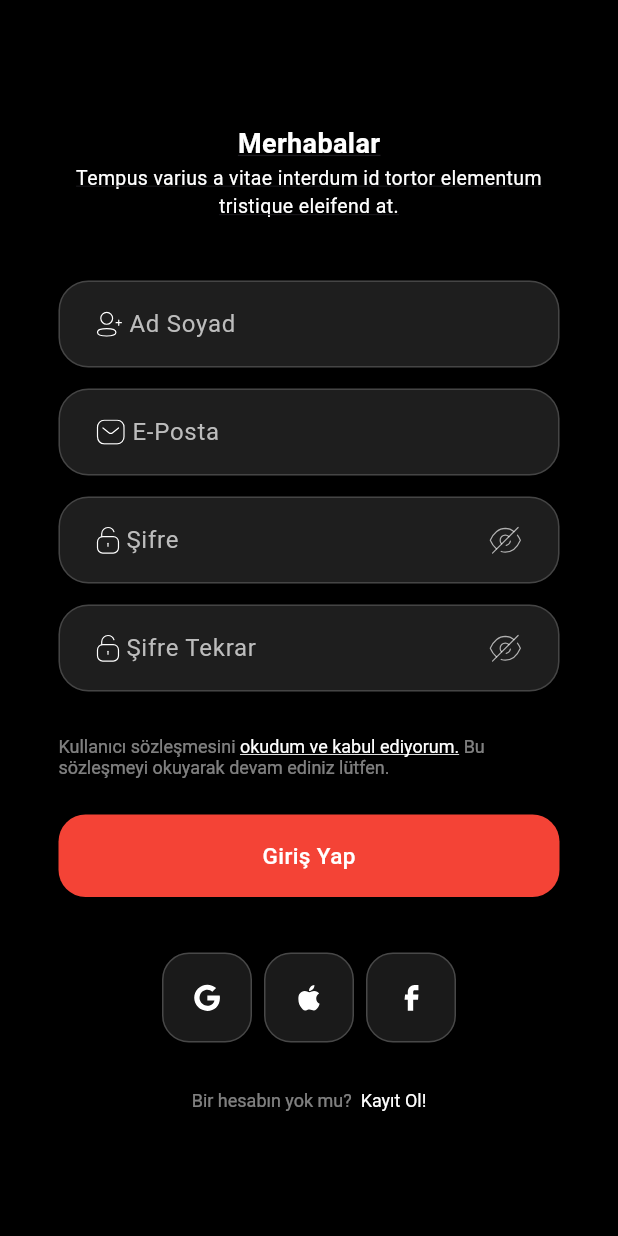
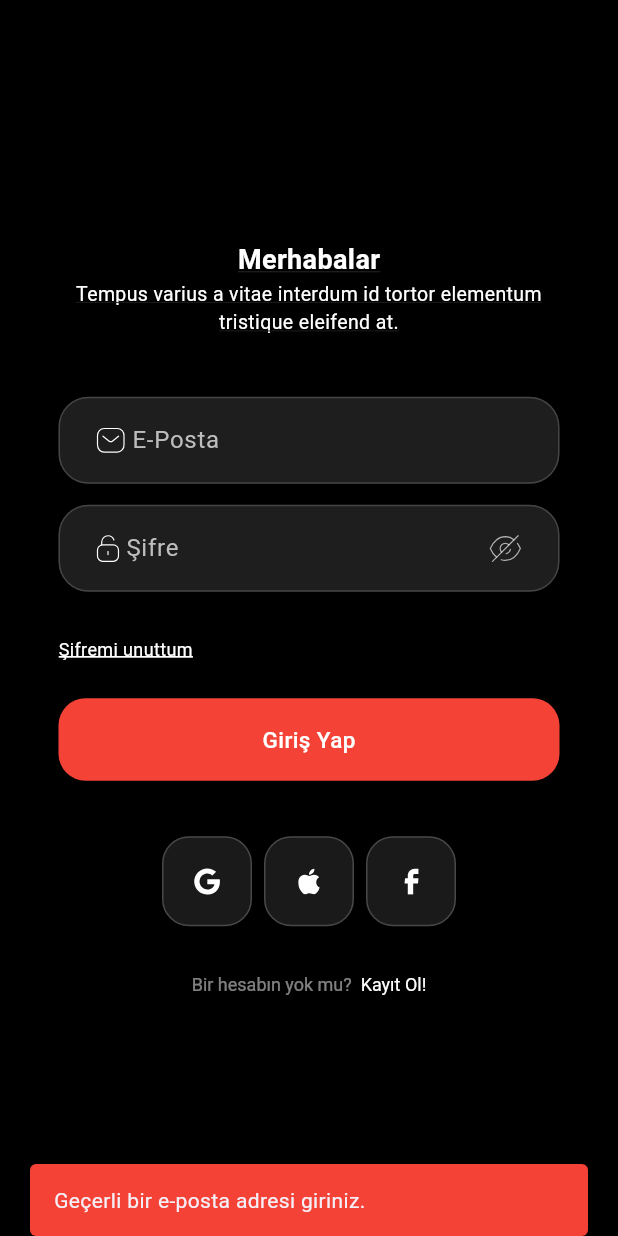
Before and after one commit to emrebingor/NodeLabsMovieApp, a Flutter app: the screen it shows after launch, after a tap on "Giriş Yap", on a phone screen of 412 x 824 dp. Run offline on Flutter 3.47's test engine with Material 3 defaults, Android fonts, the phone set to English and light mode, and no system bars; our stand-ins replace dio, equatable, flutter_bloc, flutter_svg, go_router.

Commit message:
Bloc system integration, model addition, login screen logic and login register integration

```diff
--- /dev/null
+++ b/lib/core/base/bloc/base_bloc.dart
@@ -0,0 +1,16 @@
+import 'package:node_labs_movie_app/core/base/bloc/base_bloc_state.dart';
+import 'package:flutter_bloc/flutter_bloc.dart';
+
+abstract class BaseBloc<T, R extends BaseBlocState> extends Bloc<T, R> {
+  BaseBloc(super.initialState);
+
+  @override
+  void emit(R state) {
+    if (isClosed) return;
+    super.emit(state);
+  }
+
+  void errorEmit(String? errorMessage) {
+    emit(state.copyWith(hasError: true, errorMessage: errorMessage) as R);
+  }
+}
--- /dev/null
+++ b/lib/core/base/bloc/base_bloc_state.dart
@@ -0,0 +1,28 @@
+import 'package:equatable/equatable.dart';
+
+abstract class BaseBlocState extends Equatable {
+  const BaseBlocState({
+    this.isLoading = false,
+    this.hasError = false,
+    this.errorMessage = '',
+  });
+
+  final bool isLoading;
+  final bool hasError;
+  final String errorMessage;
+
+  bool get hasErrorAndMessage => hasError && errorMessage.isNotEmpty;
+
+  @override
+  List<Object?> get props => <Object?>[
+    isLoading,
+    hasError,
+    errorMessage,
+  ];
+
+  BaseBlocState copyWith({
+    bool? isLoading,
+    bool? hasError,
+    String? errorMessage,
+  });
+}
--- /dev/null
+++ b/lib/core/base/state/base_view_state.dart
@@ -0,0 +1,4 @@
+import 'package:flutter/material.dart';
+
+abstract class BaseViewState<T extends StatefulWidget> extends State<T> {
+}
--- /dev/null
+++ b/lib/core/base/view/base_view.dart
@@ -0,0 +1,35 @@
+import 'package:node_labs_movie_app/core/base/bloc/base_bloc.dart';
+import 'package:node_labs_movie_app/core/base/bloc/base_bloc_state.dart';
+import 'package:flutter/material.dart';
+import 'package:flutter_bloc/flutter_bloc.dart';
+
+final class BaseView<T extends BaseBloc<BlocEvent, BlocState>, BlocEvent extends Object,
+BlocState extends BaseBlocState> extends StatefulWidget {
+  const BaseView({
+    super.key,
+    required this.blocModel,
+    required this.child,
+    this.initEvent,
+  });
+
+  final T blocModel;
+  final Widget child;
+  final BlocEvent? initEvent;
+
+  @override
+  State<BaseView<T, BlocEvent, BlocState>> createState() => _BaseViewState<T, BlocEvent, BlocState>();
+}
+
+class _BaseViewState<T extends BaseBloc<BlocEvent, BlocState>, BlocEvent extends Object,
+BlocState extends BaseBlocState> extends State<BaseView<T, BlocEvent, BlocState>> {
+  @override
+  Widget build(BuildContext context) {
+    return BlocProvider<T>(
+      create: (BuildContext context) {
+        if (widget.initEvent == null) return widget.blocModel;
+        return widget.blocModel..add(widget.initEvent!);
+      },
+      child: widget.child,
+    );
+  }
+}
--- a/lib/core/navigation/app_router.dart
+++ b/lib/core/navigation/app_router.dart
@@ -1,4 +1,5 @@
 import 'package:node_labs_movie_app/screen/login/login_screen.dart';
+import 'package:node_labs_movie_app/screen/tab/tab_screen.dart';
 import 'package:flutter/material.dart';
 import 'package:go_router/go_router.dart';
 import 'route_paths.dart';
@@ -10,6 +11,10 @@ final GoRouter appRouter = GoRouter(
       path: RoutePaths.login,
       builder: (context, state) => const LoginScreen(),
     ),
+    GoRoute(
+      path: RoutePaths.tab,
+      builder: (context, state) => const TabScreen(),
+    ),
   ],
   errorBuilder: (context, state) => Scaffold(
     body: Center(
--- a/lib/core/navigation/route_paths.dart
+++ b/lib/core/navigation/route_paths.dart
@@ -1,3 +1,4 @@
 class RoutePaths {
   static const String login = '/';
+  static const String tab = '/tab';
 }
--- /dev/null
+++ b/lib/data/bloc/login/login_bloc.dart
@@ -0,0 +1,67 @@
+import 'package:node_labs_movie_app/core/base/bloc/base_bloc.dart';
+import 'package:node_labs_movie_app/data/bloc/login/login_event.dart';
+import 'package:node_labs_movie_app/data/bloc/login/login_state.dart';
+import 'package:node_labs_movie_app/data/repository/login_repository.dart';
+import 'package:node_labs_movie_app/domain/use_cases/login_use_case.dart';
+import 'package:flutter_bloc/flutter_bloc.dart';
+
+final class LoginBloc extends BaseBloc<LoginAction, LoginState> {
+  final LoginUseCase _loginUseCase;
+
+  LoginBloc({LoginUseCase? loginUseCase})
+      : _loginUseCase = loginUseCase ?? LoginUseCase(LoginRepository()),
+        super(const LoginState()) {
+    on<RegisterUserAction>(_registerUser);
+    on<LoginUserAction>(_loginUser);
+  }
+
+  void updateRegisterStatus() {
+    emit(state.copyWith(isRegister: !state.isRegister));
+  }
+
+  void updateObscureTextStatus() {
+    emit(state.copyWith(obscureText: !state.obscureText));
+  }
+
+  Future<void> _registerUser(
+      RegisterUserAction event,
+      Emitter<LoginState> emit,
+      ) async {
+    emit(state.copyWith(isLoading: true));
+
+    try {
+      await _loginUseCase.registerUser(
+        event.email,
+        event.name,
+        event.password,
+      );
+
+      emit(state.copyWith(
+        isLoading: false,
+        loginSuccess: true,
+      ));
+    } catch (e) {
+      emit(state.copyWith(isLoading: false, errorMessage: e.toString()));
+    }
+  }
+
+  Future<void> _loginUser(
+      LoginUserAction event,
+      Emitter<LoginState> emit,
+      ) async {
+    emit(state.copyWith(isLoading: true));
+
+    try {
+      await _loginUseCase.loginUser(
+        event.email,
+        event.password,
+      );
+      emit(state.copyWith(
+        isLoading: false,
+        loginSuccess: true,
+      ));
+    } catch (e) {
+      emit(state.copyWith(isLoading: false, errorMessage: e.toString()));
+    }
+  }
+}
--- /dev/null
+++ b/lib/data/bloc/login/login_event.dart
@@ -0,0 +1,21 @@
+import 'package:flutter/material.dart';
+
+@immutable
+abstract class LoginAction {
+  const LoginAction();
+}
+
+@immutable
+final class RegisterUserAction extends LoginAction {
+  const RegisterUserAction(this.email, this.password, this.name);
+  final String email;
+  final String password;
+  final String name;
+}
+
+@immutable
+final class LoginUserAction extends LoginAction {
+  const LoginUserAction(this.email, this.password);
+  final String email;
+  final String password;
+}
--- /dev/null
+++ b/lib/data/bloc/login/login_state.dart
@@ -0,0 +1,45 @@
+import 'package:node_labs_movie_app/core/base/bloc/base_bloc_state.dart';
+
+final class LoginState extends BaseBlocState {
+  const LoginState({
+    super.hasError,
+    super.errorMessage,
+    super.isLoading,
+    this.isRegister = false,
+    this.loginSuccess = false,
+    this.obscureText = false,
+  });
+
+  final bool isRegister;
+  final bool loginSuccess;
+  final bool obscureText;
+
+  @override
+  List<Object?> get props {
+    return <Object?>[
+      ...super.props,
+      isRegister,
+      loginSuccess,
+      obscureText,
+    ];
+  }
+
+  @override
+  LoginState copyWith({
+    bool? hasError,
+    String? errorMessage,
+    bool? isLoading,
+    bool? isRegister,
+    bool? loginSuccess,
+    bool? obscureText,
+  }) {
+    return LoginState(
+      hasError: hasError ?? false,
+      errorMessage: errorMessage ?? '',
+      isLoading: isLoading ?? this.isLoading,
+      isRegister: isRegister ?? this.isRegister,
+      loginSuccess: loginSuccess ?? this.loginSuccess,
+      obscureText: obscureText ?? this.obscureText,
+    );
+  }
+}
--- /dev/null
+++ b/lib/domain/use_cases/login_use_case.dart
@@ -0,0 +1,11 @@
+import 'package:node_labs_movie_app/data/repository/login_repository.dart';
+import 'package:node_labs_movie_app/models/register_response_model.dart';
+
+class LoginUseCase {
+  final LoginRepository _repository;
+
+  LoginUseCase(this._repository);
+
+  Future<UserResponseModel> registerUser(String email, String name, String password) async => await _repository.registerUser(email: email, name: name, password: password);
+  Future<UserResponseModel> loginUser(String email, String password) async => await _repository.loginUser(email: email, password: password);
+}
--- a/lib/screen/login/login_screen.dart
+++ b/lib/screen/login/login_screen.dart
@@ -5,10 +5,17 @@ import 'package:node_labs_movie_app/components/text_fields/password_text_field_w
 import 'package:node_labs_movie_app/components/text_fields/text_field_widget.dart';
 import 'package:node_labs_movie_app/components/text_widgets/description_text_widget.dart';
 import 'package:node_labs_movie_app/components/text_widgets/title_text_widget.dart';
-import 'package:node_labs_movie_app/components/boxes/icon_box_widget.dart';
 import 'package:node_labs_movie_app/enum/image_path_enum.dart';
 import 'package:flutter/gestures.dart';
 import 'package:flutter/material.dart';
+import 'package:node_labs_movie_app/core/base/state/base_view_state.dart';
+import 'package:node_labs_movie_app/core/base/view/base_view.dart';
+import 'package:node_labs_movie_app/data/bloc/login/login_bloc.dart';
+import 'package:node_labs_movie_app/data/bloc/login/login_event.dart';
+import 'package:node_labs_movie_app/data/bloc/login/login_state.dart';
+import 'package:node_labs_movie_app/screen/login/mixin/login_screen_mixin.dart';
+import 'package:node_labs_movie_app/utils/extension/widget_extension.dart';
+import 'package:flutter_bloc/flutter_bloc.dart';
 
 final class LoginScreen extends StatefulWidget {
   const LoginScreen({super.key});
@@ -17,9 +24,14 @@ final class LoginScreen extends StatefulWidget {
   State<LoginScreen> createState() => _LoginScreenState();
 }
 
-final class _LoginScreenState extends State<LoginScreen> {
+final class _LoginScreenState extends BaseViewState<LoginScreen> with LoginScreenMixin {
   @override
   Widget build(BuildContext context) {
+    return BaseView<LoginBloc, LoginAction, LoginState>(
+      blocModel: loginBloc,
+      child: BlocConsumer<LoginBloc, LoginState>(
+          listener: listener,
+          builder: (BuildContext context, LoginState state) {
             return Scaffold(
               body: Center(
                 child: SingleChildScrollView(
@@ -28,7 +40,7 @@ final class _LoginScreenState extends State<LoginScreen> {
                     child: Column(
                       children: [
                         TitleTextWidget(
-                  text: 'Merhabalar',
+                          text: state.isRegister ? 'Hoşgeldiniz' : 'Merhabalar',
                         ),
                         DescriptionTextWidget(
                           text: "Tempus varius a vitae interdum id tortor elementum tristique eleifend at.",
@@ -36,36 +48,36 @@ final class _LoginScreenState extends State<LoginScreen> {
 
                         const SizedBox(height: 40),
 
-                TextFieldWidget(
-                  controller: TextEditingController(),
+                        state.isRegister ? TextFieldWidget(
+                          controller: fullNameController,
                           hintText: 'Ad Soyad',
-                ),
+                        ) : SizedBox.shrink(),
 
-                const SizedBox(height: 14),
+                        state.isRegister ? const SizedBox(height: 14) : SizedBox.shrink(),
 
-                EmailTextFieldWidget(controller: TextEditingController()),
+                        EmailTextFieldWidget(controller: mailController),
 
                         const SizedBox(height: 14),
 
                         PasswordTextFieldWidget(
-                  controller: TextEditingController(),
+                          controller: passwordController,
                           hintText: 'Şifre',
-                  obscureText: true,
-                  visibleOnTap: () {},
+                          obscureText: state.obscureText,
+                          visibleOnTap: updateObscureTextStatus,
                         ),
 
-               const SizedBox(height: 14),
+                        state.isRegister ? const SizedBox(height: 14) : SizedBox.shrink(),
 
-                PasswordTextFieldWidget(
-                  controller: TextEditingController(),
+                        state.isRegister ? PasswordTextFieldWidget(
+                          controller: secondPasswordController,
                           hintText: 'Şifre Tekrar',
-                  obscureText: true,
-                  visibleOnTap: () {},
-                ),
+                          obscureText: state.obscureText,
+                          visibleOnTap: updateObscureTextStatus,
+                        ) : SizedBox.shrink(),
 
                         const SizedBox(height: 30),
 
-                RichText(
+                        state.isRegister ? RichText(
                           text: TextSpan(
                             style: const TextStyle(color: Colors.black, fontSize: 16),
                             children: [
@@ -87,6 +99,7 @@ final class _LoginScreenState extends State<LoginScreen> {
                                   fontWeight: FontWeight.w400,
                                 ),
                                 recognizer: TapGestureRecognizer()..onTap = () {
+                                  updateRegisterStatus();
                                 },
                               ),
                               TextSpan(
@@ -99,14 +112,27 @@ final class _LoginScreenState extends State<LoginScreen> {
                               ),
                             ],
                           ),
+                        ) : Align(
+                          alignment: Alignment.centerLeft,
+                          child: Text(
+                            'Şifremi unuttum',
+                            style: TextStyle(
+                              decoration: TextDecoration.underline,
+                              decorationColor: Colors.white,
+                              decorationThickness: 2,
+                              fontSize: 12,
+                              color: Colors.white,
+                            ),
+                          ),
                         ),
 
                         const SizedBox(height: 24),
 
                         ButtonWidget(
                           onTap: () {
+                            state.isRegister ? registerUser() : loginUser();
                           },
-                  title: 'Giriş Yap',
+                          title: state.isRegister ? 'Şimdi Kaydol' : 'Giriş Yap',
                         ),
 
                         const SizedBox(height: 37),
@@ -129,7 +155,7 @@ final class _LoginScreenState extends State<LoginScreen> {
                             style: const TextStyle(color: Colors.black, fontSize: 16),
                             children: [
                               TextSpan(
-                        text: 'Bir hesabın yok mu? ',
+                                text: state.isRegister ? 'Zaten bir hesabın var mı?' : 'Bir hesabın yok mu? ',
                                 style: TextStyle(
                                   fontSize: 12,
                                   color: Colors.white.withOpacity(0.5),
@@ -137,13 +163,14 @@ final class _LoginScreenState extends State<LoginScreen> {
                                 ),
                               ),
                               TextSpan(
-                        text: ' Kayıt Ol!',
+                                text: state.isRegister ? ' Giriş Yap!' : ' Kayıt Ol!',
                                 style: const TextStyle(
                                   fontSize: 12,
                                   color: Colors.white,
                                   fontWeight: FontWeight.w400,
                                 ),
                                 recognizer: TapGestureRecognizer()..onTap = () {
+                                  updateRegisterStatus();
                                 },
                               ),
                             ],
@@ -154,6 +181,9 @@ final class _LoginScreenState extends State<LoginScreen> {
                   ),
                 ),
               ),
+            ).withLoading(state.isLoading);
+          }
+      ),
     );
   }
 }
--- /dev/null
+++ b/lib/screen/login/mixin/login_screen_mixin.dart
@@ -0,0 +1,137 @@
+import 'package:node_labs_movie_app/core/base/state/base_view_state.dart';
+import 'package:node_labs_movie_app/core/navigation/route_paths.dart';
+import 'package:node_labs_movie_app/data/bloc/login/login_bloc.dart';
+import 'package:node_labs_movie_app/data/bloc/login/login_event.dart';
+import 'package:node_labs_movie_app/data/bloc/login/login_state.dart';
+import 'package:node_labs_movie_app/screen/login/login_screen.dart';
+import 'package:flutter/material.dart';
+import 'package:go_router/go_router.dart';
+
+mixin LoginScreenMixin on BaseViewState<LoginScreen> {
+  final LoginBloc _loginBloc = LoginBloc();
+  LoginBloc get loginBloc => _loginBloc;
+  late final TextEditingController _mailController;
+  late final TextEditingController _passwordController;
+  late final TextEditingController _secondPasswordController;
+  late final TextEditingController _fullNameController;
+
+  TextEditingController get mailController => _mailController;
+  TextEditingController get fullNameController => _fullNameController;
+  TextEditingController get secondPasswordController => _secondPasswordController;
+  TextEditingController get passwordController => _passwordController;
+
+  @override
+  void initState() {
+    super.initState();
+    _mailController = TextEditingController();
+    _secondPasswordController = TextEditingController();
+    _passwordController = TextEditingController();
+    _fullNameController = TextEditingController();
+  }
+
+  @override
+  void dispose() {
+    mailController.dispose();
+    passwordController.dispose();
+    secondPasswordController.dispose();
+    fullNameController.dispose();
+    super.dispose();
+  }
+
+  Future<void> listener(BuildContext context, LoginState state) async {
+    if (state.loginSuccess) {
+      context.push(RoutePaths.tab);
+    }
+  }
+
+  Future<void> registerUser() async {
+    final email = mailController.text.trim();
+    final fullName = fullNameController.text.trim();
+    final password = passwordController.text;
+    final secondPassword = secondPasswordController.text;
+
+    if (!_isValidEmail(email)) {
+      _showError('Geçerli bir e-posta adresi giriniz.');
+      return;
+    }
+
+    if (fullName.length < 2) {
+      _showError('Ad soyad en az 2 karakter olmalıdır.');
+      return;
+    }
+
+    if (password.isEmpty || secondPassword.isEmpty) {
+      _showError('Şifre alanları boş bırakılamaz.');
+      return;
+    }
+
+    if (password != secondPassword) {
+      _showError('Şifreler birbiriyle uyuşmuyor.');
+      return;
+    }
+
+    _loginBloc.add(
+      RegisterUserAction(
+        mailController.text,
+        passwordController.text,
+        fullNameController.text,
+      ),
+    );
+  }
+
+  Future<void> loginUser() async {
+    final email = mailController.text.trim();
+    final password = passwordController.text;
+
+    if (!_isValidEmail(email)) {
+      _showError('Geçerli bir e-posta adresi giriniz.');
+      return;
+    }
+
+    if (password.isEmpty) {
+      _showError('Şifreyi yanlış girdiniz.');
+      return;
+    }
+
+    _loginBloc.add(
+      LoginUserAction(
+        mailController.text,
+        passwordController.text,
+      ),
+    );
+  }
+
+
+  bool _isValidEmail(String email) {
+    final regex = RegExp(r'^[\w-\.]+@([\w-]+\.)+[\w-]{2,4}$');
+    return regex.hasMatch(email);
+  }
+
+  void _showError(String message) {
+    if (!context.mounted) return;
+
+    final snackBar = SnackBar(
+      content: Text(message),
+      backgroundColor: Colors.red,
+      behavior: SnackBarBehavior.floating,
+      margin: const EdgeInsets.only(
+        top: kToolbarHeight + 20,
+        left: 20,
+        right: 20,
+      ),
+      duration: const Duration(seconds: 3),
+    );
+
+    ScaffoldMessenger.of(context)
+      ..hideCurrentSnackBar()
+      ..showSnackBar(snackBar);
+  }
+
+  void updateRegisterStatus() {
+    _loginBloc.updateRegisterStatus();
+  }
+
+  void updateObscureTextStatus() {
+    _loginBloc.updateObscureTextStatus();
+  }
+}
--- /dev/null
+++ b/lib/utils/extension/widget_extension.dart
@@ -0,0 +1,22 @@
+import 'package:flutter/material.dart';
+
+extension WidgetExtension on Widget {
+  Widget withLoading(bool isLoading) {
+    return Stack(
+      children: <Widget>[
+        this,
+        AnimatedSwitcher(
+          duration: Duration(milliseconds: 100),
+          child: isLoading ? Scaffold(
+            backgroundColor: Colors.black,
+            body: Center(
+              child: CircularProgressIndicator(
+                color: Colors.white,
+              ),
+            ),
+          ) : const SizedBox.shrink(),
+        ),
+      ],
+    );
+  }
+}
--- a/pubspec.yaml
+++ b/pubspec.yaml
@@ -37,6 +37,8 @@ dependencies:
   go_router: ^16.0.0
   dio: ^5.8.0+1
   flutter_svg: ^2.2.0
+  flutter_bloc: ^8.1.3
+  equatable: ^2.0.5
 
 dev_dependencies:
   flutter_test:
```
Also changed, not shown: lib/data/repository/login_repository.dart (added, +73 -0 lines), lib/models/register_request_model.dart (added, +23 -0 lines), lib/models/register_response_model.dart (added, +51 -0 lines), lib/screen/tab/tab_screen.dart (added, +10 -0 lines), lib/utils/authentication_manager.dart (added, +19 -0 lines), pubspec.lock. Lines whose indentation alone changed are shown as unchanged.
